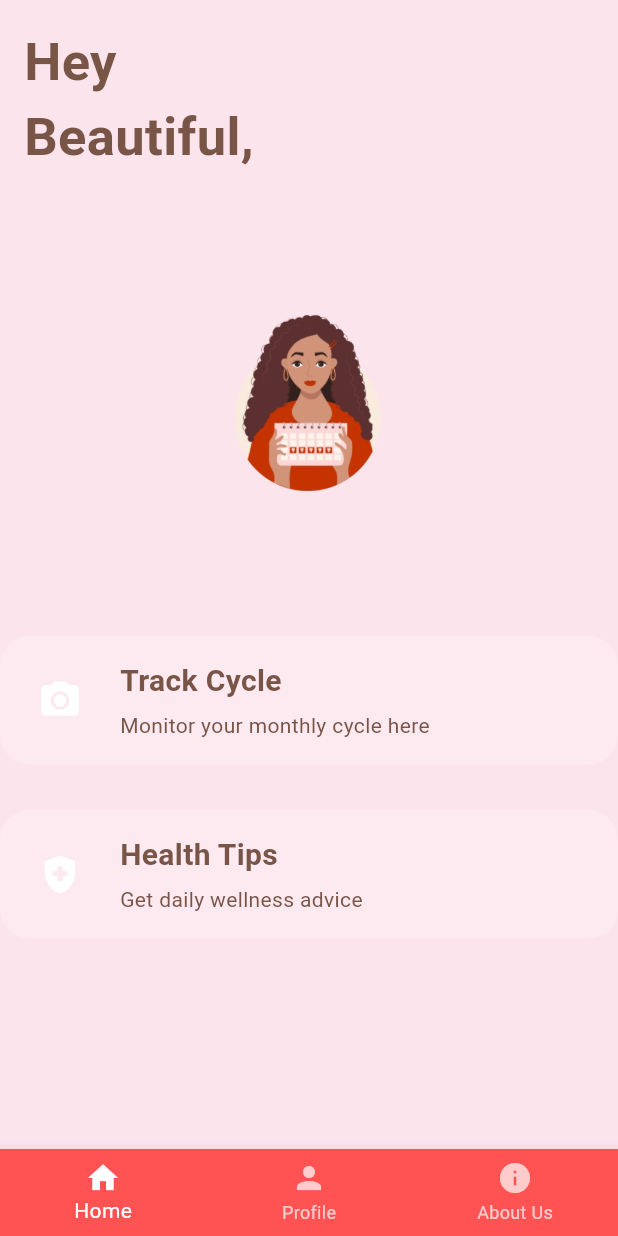
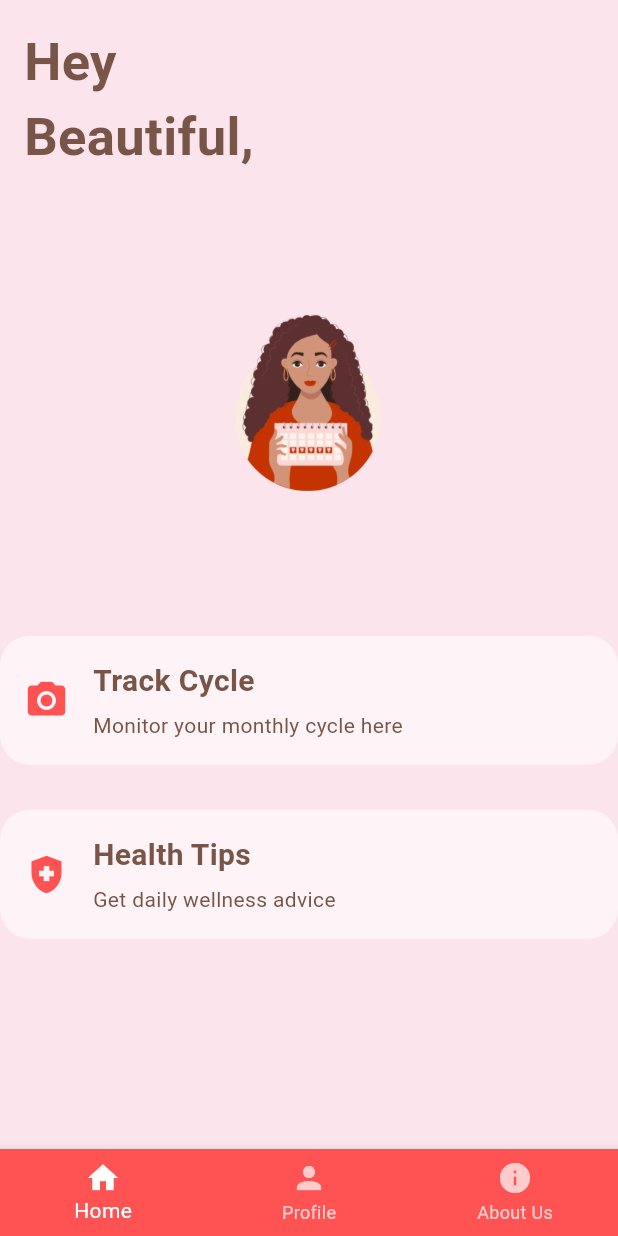
Before and after one commit to TechNomad04/HemoCycle, a Flutter app: the screen it shows after launch, after a tap on "Log In", on a phone screen of 412 x 824 dp. Run offline on Flutter 3.47's test engine with Material 3 defaults, Android fonts, the light colour scheme and no system bars; our stand-ins replace camera.

Commit message:
Resolved the camera issue

```diff
--- a/lib/utils/custom container.dart
+++ b/lib/utils/custom container.dart
@@ -6,7 +6,6 @@ class CustomInfoContainer extends StatelessWidget {
   final Color color;
   final VoidCallback? onIconPressed;
   final IconData icon;
-
 
   const CustomInfoContainer({
     Key? key,
@@ -19,37 +18,48 @@ class CustomInfoContainer extends StatelessWidget {
 
   @override
   Widget build(BuildContext context) {
-    return Container(
+    return InkWell(
+      onTap: onIconPressed,
+      borderRadius: BorderRadius.circular(20),
+      child: Container(
         margin: const EdgeInsets.symmetric(vertical: 10),
         padding: const EdgeInsets.all(16),
         decoration: BoxDecoration(
-        color: color.withOpacity(0.2),
+          color: color.withOpacity(0.6), // More visible background
           borderRadius: BorderRadius.circular(20),
         ),
-
         child: Row(
           children: [
-          IconButton(
-          icon: Icon(icon, color: Colors.white),
-      onPressed: onIconPressed,
-      iconSize: 30,
+            Icon(
+              icon,
+              color: Colors.redAccent, // More visible color
+              size: 30,
             ),
             const SizedBox(width: 16),
             Column(
               crossAxisAlignment: CrossAxisAlignment.start,
               children: [
-              Text(title,
+                Text(
+                  title,
                   style: TextStyle(
                     fontSize: 20,
                     fontWeight: FontWeight.bold,
-                      color: Colors.brown[500])),
+                    color: Colors.brown[500],
+                  ),
+                ),
                 const SizedBox(height: 5),
-              Text(subtitle,
-                  style: const TextStyle(fontSize: 14, color: Colors.brown)),
+                Text(
+                  subtitle,
+                  style: const TextStyle(
+                    fontSize: 14,
+                    color: Colors.brown,
+                  ),
+                ),
               ],
             ),
           ],
         ),
+      ),
     );
   }
 }
```
Also changed, not shown: 1 other file. Lines whose indentation alone changed are shown as unchanged.
